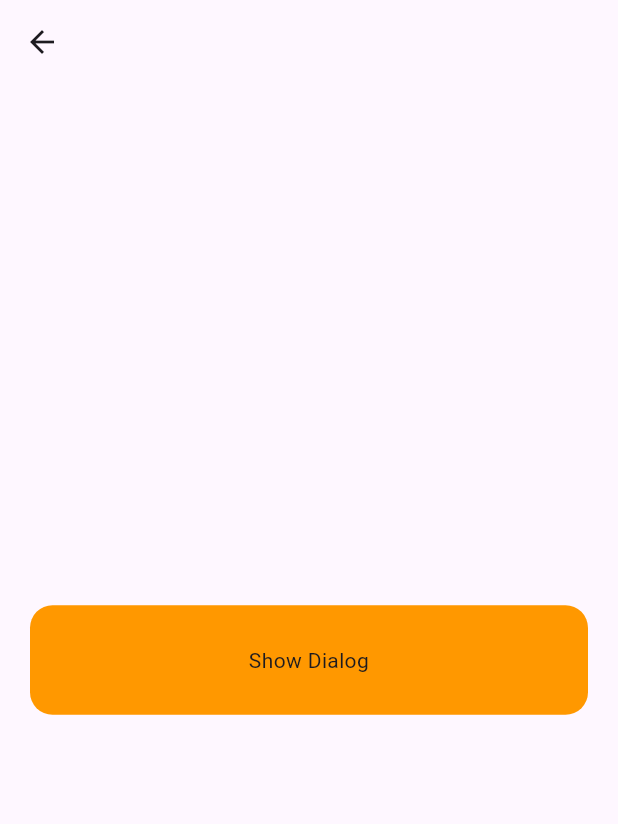
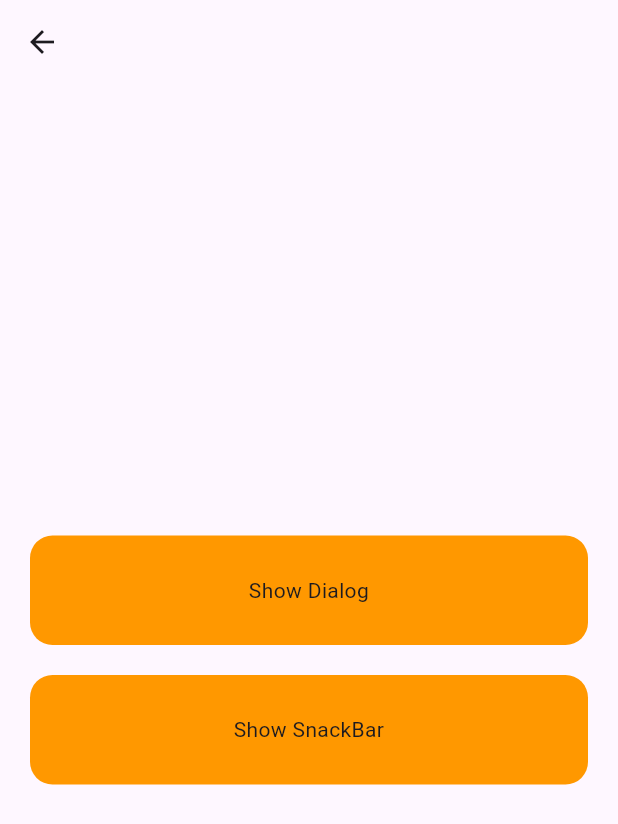
Before and after one commit to Esra2-Abdelltif/Getx-Flutter-, a Flutter app: the NextScreen screen opened by its route, on a phone screen of 412 x 824 dp. Shown: the top 824 px of the screen. Run offline on Flutter 3.47's test engine with Material 3 defaults, Android fonts, the phone set to English and light mode, and no system bars; our stand-ins replace device_preview, get, shared_preferences; accounts and stored records are empty.

Commit message:
SnackBar

```diff
--- a/lib/view/screens/route_management/route_management.dart
+++ b/lib/view/screens/route_management/route_management.dart
@@ -4,6 +4,7 @@ import 'package:getx/utils/my_bindings.dart';
 import 'package:getx/view/screens/counter_screen/get_builder_counter_screen.dart';
 import 'package:getx/view/widget/custom_button.dart';
 import 'package:getx/view/widget/show_dialog.dart';
+import 'package:getx/view/widget/snack_bar.dart';
 
 class RouteManagement extends StatelessWidget {
    RouteManagement({super.key});
@@ -67,7 +68,9 @@ class NextScreen extends StatelessWidget {
           mainAxisAlignment: MainAxisAlignment.center,
           children: [
             ShowDialog(),
-        ],),
+            SizedBox(height: 20,),
+            SnackBarWidget()
+       ],),
       )
     );
   }
--- /dev/null
+++ b/lib/view/widget/snack_bar.dart
@@ -0,0 +1,21 @@
+import 'package:flutter/material.dart';
+import 'package:get/get.dart';
+import 'package:getx/view/widget/custom_button.dart';
+
+class SnackBarWidget extends StatelessWidget {
+  const SnackBarWidget({super.key});
+
+  @override
+  Widget build(BuildContext context) {
+    return CustomButton(
+      text: "Show SnackBar",
+      onTap: () {
+        Get.snackbar("SnackBar title", "How Are you !",
+            duration: const Duration(seconds: 1),
+            snackPosition: SnackPosition.BOTTOM,
+            // backgroundColor: Colors.grey,
+            colorText: Colors.blue);
+      },
+    );
+  }
+}
```
